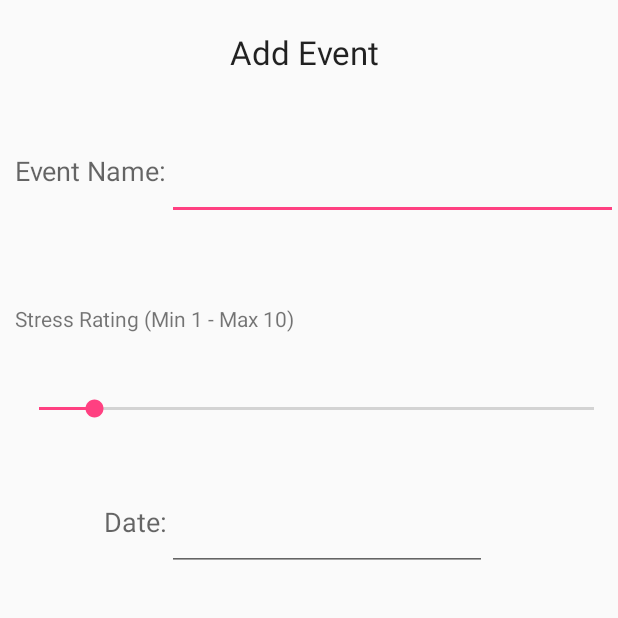
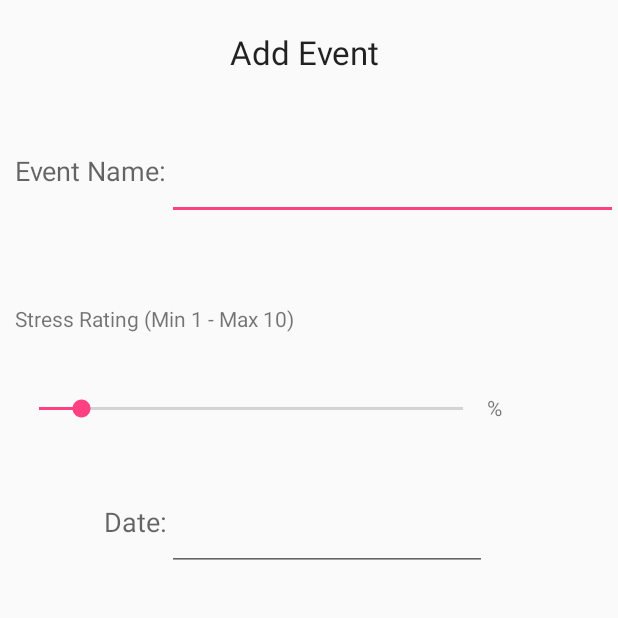
Before and after one commit to aidaying/ThinkFeelAct, an Android app: the fragment AddEventPageFragment placed in its activity, after a tap on "ADD", on a phone screen of 412 x 824 dp, the top half of it. Run offline under Robolectric (Android 15) with nearby library versions, the phone set to English and light mode, and no system bars; 22 statements that could not run were skipped.

Commit message:
third commit updates
Calculation is done, linked to the bucket model part.

still need to fix:
buttons enabled condition

```diff
--- a/app/src/main/java/nz/ac/aut/rnd/team/thinkfeelactproject/AddEventPageFragment.java
+++ b/app/src/main/java/nz/ac/aut/rnd/team/thinkfeelactproject/AddEventPageFragment.java
@@ -13,6 +13,7 @@ import android.view.ViewGroup;
 import android.widget.Button;
 import android.widget.EditText;
 import android.widget.SeekBar;
+import android.widget.TextView;
 
 import java.io.IOException;
 
@@ -25,6 +26,7 @@ public class AddEventPageFragment extends Fragment {
     EditText dateEntry;
     Button addButton;
     Button calculateButton;
+    TextView ratePercentage;
     Event event;
     int rate;
 
@@ -33,10 +35,10 @@ public class AddEventPageFragment extends Fragment {
     public View onCreateView(LayoutInflater inflater, ViewGroup container,
                              Bundle savedInstanceState) {
         // Inflate the layout for this fragment
-        final View addEventView =  inflater.inflate(fragment_add_event_page, container, false);
+        final View addEventView = inflater.inflate(fragment_add_event_page, container, false);
 
         mydb = new DatabaseHandler(getActivity().getApplicationContext());
-
+        ratePercentage = (TextView) addEventView.findViewById(R.id.ratePercentage);
 
         eventEntry = (EditText) addEventView.findViewById(R.id.eventEntry);
         dateEntry = (EditText) addEventView.findViewById(R.id.dateEntry);
@@ -48,6 +50,7 @@ public class AddEventPageFragment extends Fragment {
             @Override
             public void onProgressChanged(SeekBar seekBar, int progress, boolean fromUser) {
                 rate = eventRateBar.getProgress();
+                ratePercentage.setText(String.valueOf(rate));
             }
 
             @Override
@@ -67,29 +70,30 @@ public class AddEventPageFragment extends Fragment {
             public void onClick(View v) {
                 String name = eventEntry.getText().toString();
                 String date = dateEntry.getText().toString();
-
-
-                event = new Event(name,date,rate);
+                event = new Event(name, date, rate);
                 mydb.addEventCurrent(event);
-                Intent intent = new Intent(getActivity(),MainActivity.class);
-                intent.putExtra("fragment_id",3);
+                Intent intent = new Intent(getActivity(), MainActivity.class);
+                intent.putExtra("fragment_id", 3);
                 startActivity(intent);
 
 
             }
         });
         calculateButton = (Button) addEventView.findViewById(R.id.calculateButton);
+        calculateButton.setClickable(false);
+        if (mydb.getAllTheRateFromEvent().size()>=3) {
+            calculateButton.setClickable(true);
             calculateButton.setOnClickListener(new View.OnClickListener() {
                 @Override
                 public void onClick(View v) {
-                Intent intent = new Intent(getActivity(),MainActivity.class);
-                intent.putExtra("fragment_id",4);
+                    Intent intent = new Intent(getActivity(), MainActivity.class);
+                    intent.putExtra("fragment_id", 4);
                     startActivity(intent);
 
                 }
             });
+
+        }
         return addEventView;
     }
-
-
 }
--- a/app/src/main/java/nz/ac/aut/rnd/team/thinkfeelactproject/FirstTimeSurveyFragment.java
+++ b/app/src/main/java/nz/ac/aut/rnd/team/thinkfeelactproject/FirstTimeSurveyFragment.java
@@ -48,6 +48,9 @@ public class FirstTimeSurveyFragment extends Fragment implements View.OnClickLis
         radio = (RadioGroup) surveyView.findViewById(R.id.radio);
         trueRB = (RadioButton) surveyView.findViewById(R.id.truebutton);
         falseRB = (RadioButton) surveyView.findViewById(R.id.falseButton);
+
+        rateValue = (TextView) surveyView.findViewById(R.id.rateValue);
+        rateValue.setText(1+"%");
         surveyProgress = (ProgressBar) surveyView.findViewById(R.id.surveyProgress);
         surveyProgress.setMax(arrayList.size());
         surveyProgress.setProgress(i);
@@ -58,7 +61,7 @@ public class FirstTimeSurveyFragment extends Fragment implements View.OnClickLis
         rateBar.setOnSeekBarChangeListener(new SeekBar.OnSeekBarChangeListener() {
             @Override
             public void onProgressChanged(SeekBar seekBar, int progress, boolean fromUser) {
-                rateValue = (TextView) surveyView.findViewById(R.id.rateValue);
+
                 rateValue.setText(String.valueOf(progress));
             }
 
--- a/app/src/main/res/layout/fragment_add_event_page.xml
+++ b/app/src/main/res/layout/fragment_add_event_page.xml
@@ -44,7 +44,8 @@
         android:minWidth="850dp"
         android:layout_below="@+id/textView"
         android:layout_alignStart="@+id/textView"
-        android:layout_marginTop="41dp" />
+        android:layout_marginTop="41dp"
+        android:layout_alignEnd="@+id/dateEntry" />
 
     <EditText
         android:layout_width="wrap_content"
@@ -93,4 +94,13 @@
         android:layout_toEndOf="@+id/addButton"
         android:layout_marginLeft="20dp" />
 
+    <TextView
+        android:layout_width="wrap_content"
+        android:layout_height="wrap_content"
+        android:textAppearance="?android:attr/textAppearanceSmall"
+        android:text="%"
+        android:id="@+id/ratePercentage"
+        android:layout_alignBottom="@+id/eventRateBar"
+        android:layout_toEndOf="@+id/eventRateBar" />
+
 </RelativeLayout>
--- a/app/src/main/res/layout/fragment_self_evaluation.xml
+++ b/app/src/main/res/layout/fragment_self_evaluation.xml
@@ -10,7 +10,7 @@
         android:textAppearance="?android:attr/textAppearanceMedium"
         android:id="@+id/bucketModelPercentage"
         android:text="100%"
-        android:layout_alignParentEnd="true"
-        android:layout_marginEnd="45dp" />
+        android:layout_centerVertical="true"
+        android:layout_centerHorizontal="true" />
 
 </RelativeLayout>
```
Also changed, not shown: app/src/main/java/nz/ac/aut/rnd/team/thinkfeelactproject/DatabaseHandler.java (+17 -1 lines), app/src/main/java/nz/ac/aut/rnd/team/thinkfeelactproject/SelfEvaluationFragment.java (+8 -4 lines), app/src/main/java/nz/ac/aut/rnd/team/thinkfeelactproject/StressCalculator.java (+13 -13 lines). Lines whose indentation alone changed are shown as unchanged.
